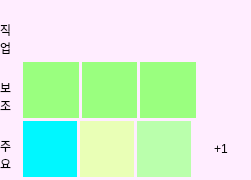
This is Agricola_Front/data/PersonalField/mycard_small.ui in HiImSUN/Agricola-Front_ui-images-py as Qt 5 draws it before an edit. The edited form follows.
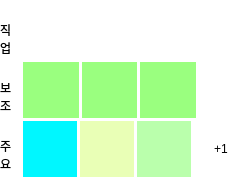
This is the edited form. Icons and pictures are not drawn.

Diff of the .ui file:
```diff
--- a/Agricola_Front/data/PersonalField/mycard_small.ui
+++ b/Agricola_Front/data/PersonalField/mycard_small.ui
@@ -26,7 +26,7 @@
    <string>Form</string>
   </property>
   <property name="styleSheet">
-   <string notr="true">background-color: rgb(255, 237, 255);</string>
+   <string notr="true">background-color: rgba(255, 237, 255,0);</string>
   </property>
   <layout class="QHBoxLayout" name="horizontalLayout_5">
    <property name="spacing">
@@ -115,7 +115,7 @@
        <item>
         <layout class="QHBoxLayout" name="horizontalLayout_1" stretch="1,1,1,1">
          <property name="spacing">
-          <number>-1</number>
+          <number>6</number>
          </property>
          <property name="rightMargin">
           <number>0</number>
```
